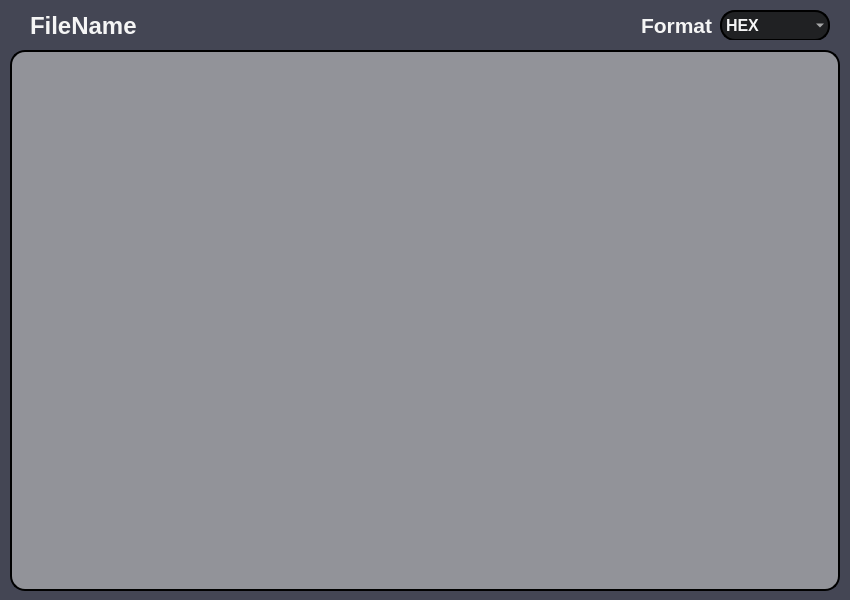
This is CryptoShredder/FileViewer.ui in Shayhha/CryptoShredder as Qt 5 draws it before an edit. The edited form follows.
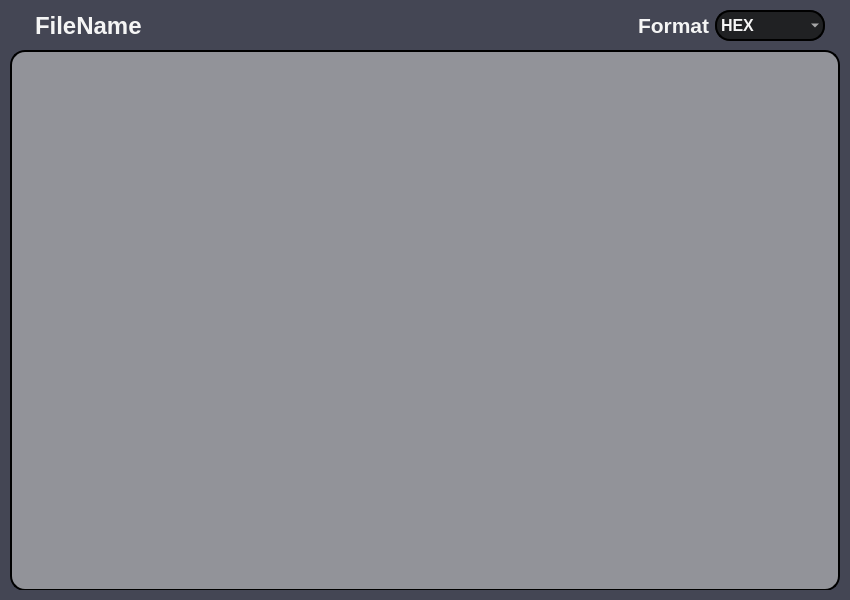
This is the edited form.

Patch:
```diff
--- a/CryptoShredder/FileViewer.ui
+++ b/CryptoShredder/FileViewer.ui
@@ -69,68 +69,206 @@
     color: black;
     border: 1px solid black;
 }
+
+QToolTip { 
+   color: rgb(245,245,245);
+   background-color: rgba(46, 47, 56, 0.8);
+   border: 1px solid rgb(102,102,102);
+}
 </string>
   </property>
-  <widget class="QTextEdit" name="FileTextEdit">
+  <widget class="QFrame" name="verticalFrame">
    <property name="geometry">
     <rect>
      <x>10</x>
-     <y>50</y>
+     <y>10</y>
      <width>830</width>
-     <height>541</height>
+     <height>580</height>
     </rect>
    </property>
    <property name="minimumSize">
     <size>
      <width>830</width>
-     <height>541</height>
+     <height>580</height>
     </size>
    </property>
    <property name="maximumSize">
     <size>
      <width>830</width>
-     <height>541</height>
+     <height>580</height>
     </size>
    </property>
+   <layout class="QVBoxLayout" name="verticalLayout">
+    <property name="spacing">
+     <number>9</number>
+    </property>
+    <property name="leftMargin">
+     <number>0</number>
+    </property>
+    <property name="topMargin">
+     <number>0</number>
+    </property>
+    <property name="rightMargin">
+     <number>0</number>
+    </property>
+    <property name="bottomMargin">
+     <number>0</number>
+    </property>
+    <item>
+     <widget class="QFrame" name="horizontalFrame">
+      <property name="sizePolicy">
+       <sizepolicy hsizetype="Preferred" vsizetype="Preferred">
+        <horstretch>0</horstretch>
+        <verstretch>0</verstretch>
+       </sizepolicy>
+      </property>
+      <property name="minimumSize">
+       <size>
+        <width>0</width>
+        <height>31</height>
+       </size>
+      </property>
+      <property name="maximumSize">
+       <size>
+        <width>16777215</width>
+        <height>31</height>
+       </size>
+      </property>
+      <property name="styleSheet">
+       <string notr="true"/>
+      </property>
+      <layout class="QHBoxLayout" name="horizontalLayout">
+       <property name="spacing">
+        <number>0</number>
+       </property>
+       <property name="leftMargin">
+        <number>0</number>
+       </property>
+       <property name="topMargin">
+        <number>0</number>
+       </property>
+       <property name="rightMargin">
+        <number>0</number>
+       </property>
+       <property name="bottomMargin">
+        <number>0</number>
+       </property>
+       <item>
+        <spacer name="horizontalSpacer1">
+         <property name="orientation">
+          <enum>Qt::Horizontal</enum>
+         </property>
+         <property name="sizeType">
+          <enum>QSizePolicy::Fixed</enum>
+         </property>
+         <property name="sizeHint" stdset="0">
+          <size>
+           <width>25</width>
+           <height>20</height>
+          </size>
+         </property>
+        </spacer>
+       </item>
+       <item>
+        <widget class="QLabel" name="FileNameLabel">
+         <property name="sizePolicy">
+          <sizepolicy hsizetype="Fixed" vsizetype="Fixed">
+           <horstretch>0</horstretch>
+           <verstretch>0</verstretch>
+          </sizepolicy>
+         </property>
+         <property name="minimumSize">
+          <size>
+           <width>471</width>
+           <height>31</height>
+          </size>
+         </property>
+         <property name="maximumSize">
+          <size>
+           <width>471</width>
+           <height>31</height>
+          </size>
+         </property>
    <property name="font">
     <font>
      <family>Arial</family>
-     <pointsize>12</pointsize>
-    </font>
-   </property>
-   <property name="focusPolicy">
-    <enum>Qt::ClickFocus</enum>
-   </property>
+           <pointsize>18</pointsize>
+           <weight>75</weight>
+           <bold>true</bold>
+          </font>
+         </property>
    <property name="styleSheet">
-    <string notr="true">background-color: rgba(198, 198, 198, 0.6);
-border-radius: 15px;
-border-style: outset;
-border-width: 2px;
-border-radius: 15px;
-border-color: black;
-padding: 4px;</string>
-   </property>
-   <property name="verticalScrollBarPolicy">
-    <enum>Qt::ScrollBarAsNeeded</enum>
-   </property>
-   <property name="horizontalScrollBarPolicy">
-    <enum>Qt::ScrollBarAsNeeded</enum>
-   </property>
-   <property name="readOnly">
-    <bool>true</bool>
-   </property>
-  </widget>
+          <string notr="true">QLabel {
+   background-color: none;
+   color: rgb(245,245,245);
+}
+</string>
+         </property>
+         <property name="text">
+          <string>FileName</string>
+         </property>
+        </widget>
+       </item>
+       <item>
+        <spacer name="horizontalSpacer2">
+         <property name="orientation">
+          <enum>Qt::Horizontal</enum>
+         </property>
+         <property name="sizeType">
+          <enum>QSizePolicy::Fixed</enum>
+         </property>
+         <property name="sizeHint" stdset="0">
+          <size>
+           <width>140</width>
+           <height>20</height>
+          </size>
+         </property>
+        </spacer>
+       </item>
+       <item>
+        <widget class="QLabel" name="FormatLabel">
+         <property name="sizePolicy">
+          <sizepolicy hsizetype="Fixed" vsizetype="Fixed">
+           <horstretch>0</horstretch>
+           <verstretch>0</verstretch>
+          </sizepolicy>
+         </property>
+         <property name="minimumSize">
+          <size>
+           <width>77</width>
+           <height>31</height>
+          </size>
+         </property>
+         <property name="maximumSize">
+          <size>
+           <width>77</width>
+           <height>31</height>
+          </size>
+         </property>
+         <property name="font">
+          <font>
+           <family>Arial</family>
+           <pointsize>16</pointsize>
+           <weight>75</weight>
+           <bold>true</bold>
+          </font>
+         </property>
+         <property name="styleSheet">
+          <string notr="true">QLabel {
+   background-color: none;
+   color: rgb(245,245,245);
+}
+</string>
+         </property>
+         <property name="text">
+          <string>Format</string>
+         </property>
+        </widget>
+       </item>
+       <item>
   <widget class="QFrame" name="ComboBoxFrame">
-   <property name="geometry">
-    <rect>
-     <x>720</x>
-     <y>10</y>
-     <width>110</width>
-     <height>30</height>
-    </rect>
-   </property>
    <property name="sizePolicy">
-    <sizepolicy hsizetype="Preferred" vsizetype="Fixed">
+          <sizepolicy hsizetype="Fixed" vsizetype="Fixed">
      <horstretch>0</horstretch>
      <verstretch>0</verstretch>
     </sizepolicy>
@@ -138,22 +276,24 @@
    <property name="minimumSize">
     <size>
      <width>110</width>
-     <height>30</height>
+           <height>31</height>
     </size>
    </property>
    <property name="maximumSize">
     <size>
      <width>110</width>
-     <height>30</height>
+           <height>31</height>
     </size>
    </property>
    <property name="styleSheet">
-    <string notr="true">background-color: rgba(32,33,35,255);
-color: rgb(245,245,245);
-border-radius: 15px;
-border-width: 2px;
-border-radius: 15px;
-padding: 4px;</string>
+          <string notr="true">QFrame {
+   background-color: rgba(32,33,35,255);
+   color: rgb(245,245,245);
+   border-radius: 15px;
+   border-width: 2px;
+   border-radius: 15px;
+   padding: 4px;
+}</string>
    </property>
    <property name="frameShape">
     <enum>QFrame::StyledPanel</enum>
@@ -171,7 +311,7 @@
      </rect>
     </property>
     <property name="sizePolicy">
-     <sizepolicy hsizetype="Preferred" vsizetype="Fixed">
+           <sizepolicy hsizetype="Fixed" vsizetype="Fixed">
       <horstretch>0</horstretch>
       <verstretch>0</verstretch>
      </sizepolicy>
@@ -250,69 +390,78 @@
     </item>
    </widget>
   </widget>
-  <widget class="QLabel" name="FormatLabel">
-   <property name="geometry">
-    <rect>
-     <x>641</x>
-     <y>15</y>
-     <width>80</width>
+       </item>
+       <item>
+        <spacer name="horizontalSpacer3">
+         <property name="orientation">
+          <enum>Qt::Horizontal</enum>
+         </property>
+         <property name="sizeType">
+          <enum>QSizePolicy::Fixed</enum>
+         </property>
+         <property name="sizeHint" stdset="0">
+          <size>
+           <width>15</width>
      <height>20</height>
-    </rect>
-   </property>
-   <property name="font">
-    <font>
-     <family>Arial</family>
-     <pointsize>16</pointsize>
-     <weight>75</weight>
-     <bold>true</bold>
-    </font>
-   </property>
-   <property name="styleSheet">
-    <string notr="true">background-color: none;
-color: rgb(245,245,245);
-</string>
-   </property>
-   <property name="text">
-    <string>Format</string>
-   </property>
-  </widget>
-  <widget class="QLabel" name="FileNameLabel">
-   <property name="geometry">
-    <rect>
-     <x>30</x>
-     <y>10</y>
-     <width>471</width>
-     <height>31</height>
-    </rect>
+          </size>
+         </property>
+        </spacer>
+       </item>
+      </layout>
+     </widget>
+    </item>
+    <item>
+     <widget class="QTextEdit" name="FileTextEdit">
+      <property name="sizePolicy">
+       <sizepolicy hsizetype="Fixed" vsizetype="Fixed">
+        <horstretch>0</horstretch>
+        <verstretch>0</verstretch>
+       </sizepolicy>
    </property>
    <property name="minimumSize">
     <size>
-     <width>471</width>
-     <height>31</height>
+        <width>830</width>
+        <height>541</height>
     </size>
    </property>
    <property name="maximumSize">
     <size>
-     <width>471</width>
-     <height>31</height>
+        <width>830</width>
+        <height>541</height>
     </size>
    </property>
    <property name="font">
     <font>
      <family>Arial</family>
-     <pointsize>18</pointsize>
-     <weight>75</weight>
-     <bold>true</bold>
-    </font>
-   </property>
+        <pointsize>12</pointsize>
+       </font>
+      </property>
+      <property name="focusPolicy">
+       <enum>Qt::ClickFocus</enum>
+      </property>
    <property name="styleSheet">
-    <string notr="true">background-color: none;
-color: rgb(245,245,245);
-</string>
-   </property>
-   <property name="text">
-    <string>FileName</string>
-   </property>
+       <string notr="true">QTextEdit {
+   background-color: rgba(198, 198, 198, 0.6);
+   border-radius: 15px;
+   border-style: outset;
+   border-width: 2px;
+   border-radius: 15px;
+   border-color: black;
+   padding: 4px;
+}</string>
+      </property>
+      <property name="verticalScrollBarPolicy">
+       <enum>Qt::ScrollBarAsNeeded</enum>
+      </property>
+      <property name="horizontalScrollBarPolicy">
+       <enum>Qt::ScrollBarAsNeeded</enum>
+      </property>
+      <property name="readOnly">
+       <bool>true</bool>
+      </property>
+     </widget>
+    </item>
+   </layout>
   </widget>
  </widget>
  <resources/>
```
Left out of the diff: 5 changed lines with no effect on the pictures. Lines whose indentation alone changed are shown as unchanged.
